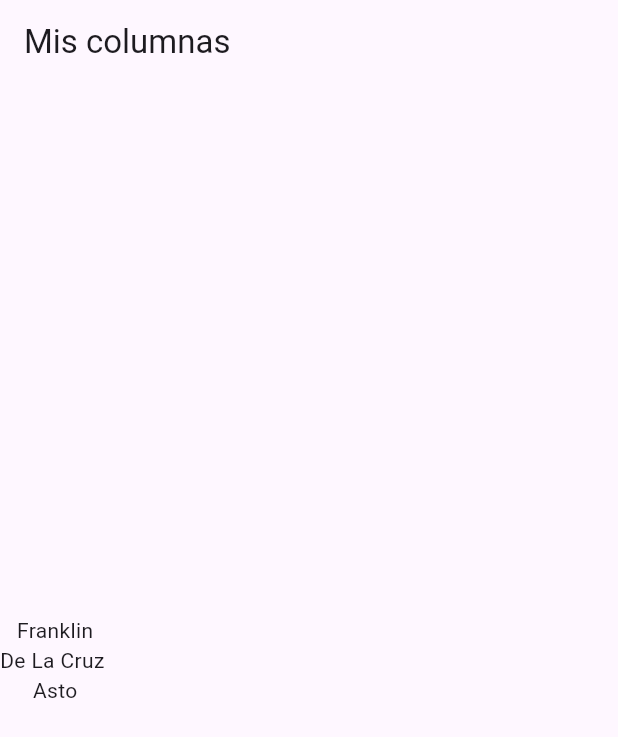
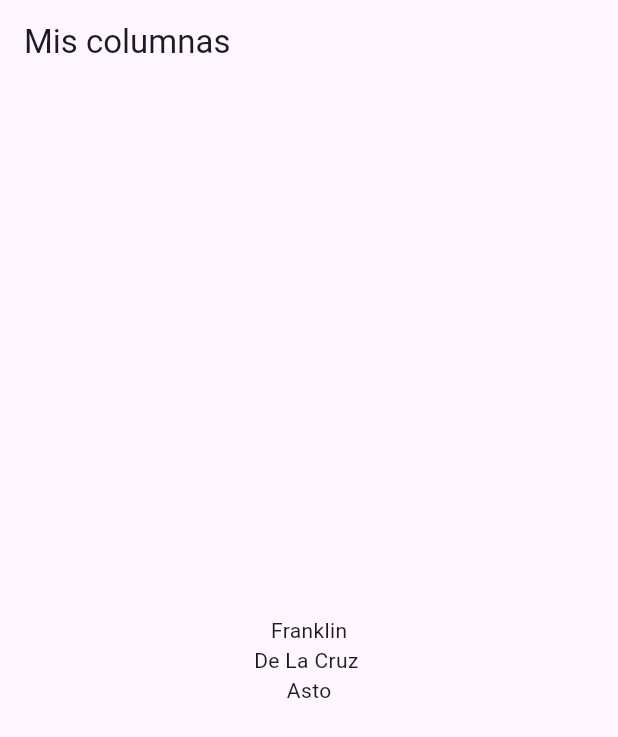
Before and after one commit to frafranklin/Flutter01, a Flutter app: the screen it shows after launch, on a phone screen of 412 x 824 dp. Shown: the top 737 px of the screen. Run offline on Flutter 3.47's test engine with Material 3 defaults, Android fonts, the light colour scheme and no system bars.

Commit message:
Propuesto 2

```diff
--- a/lib/main.dart
+++ b/lib/main.dart
@@ -32,7 +32,11 @@ class _InicioState extends State<Inicio> {
       ),
       body: Column(
           mainAxisAlignment: MainAxisAlignment.center, // añadimos solo esto XD
+          mainAxisSize: MainAxisSize.max,
           children: <Widget>[
+            Container(
+              width: MediaQuery.of(context).size.width,
+            ),
             Text("Franklin"),
             Text("De La Cruz "),
             Text("Asto"),
```
